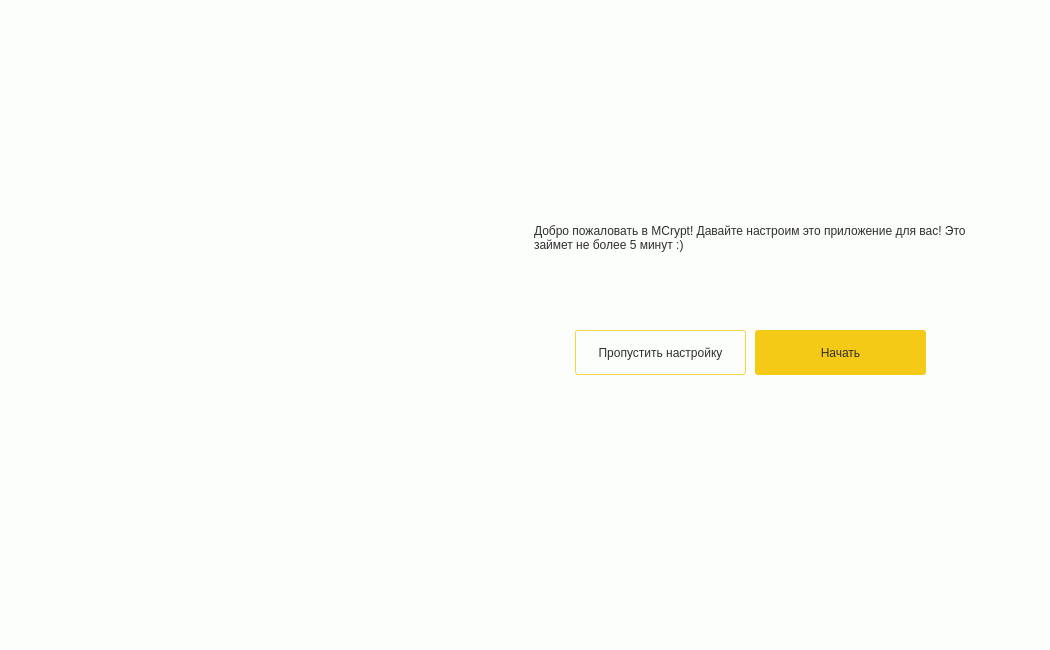
Before: the Qt Designer form src/views/templates/load_win.ui in Aiow-dev/MCryptApp, drawn with Qt 5.
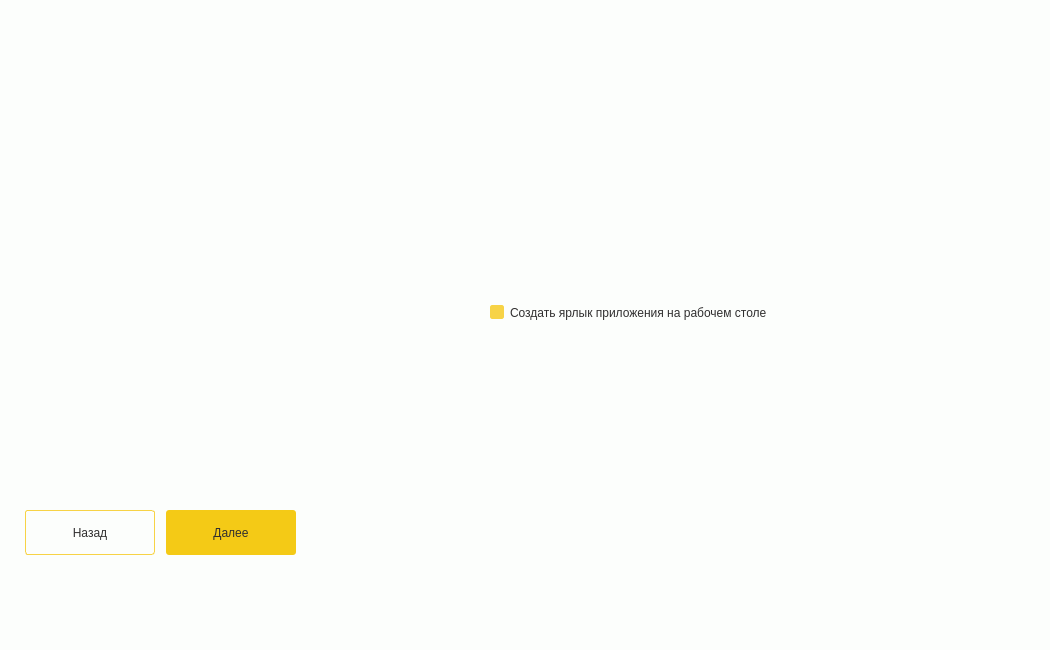
After: the same form once the commit is applied. The open tabs and pages were chosen to show the change.

Commit message: add create app link

```diff
--- a/src/views/templates/load_win.ui
+++ b/src/views/templates/load_win.ui
@@ -1402,6 +1402,136 @@
        </widget>
       </widget>
      </widget>
+     <widget class="QWidget" name="page_7">
+      <widget class="QPushButton" name="btn_next_link">
+       <property name="geometry">
+        <rect>
+         <x>166</x>
+         <y>510</y>
+         <width>130</width>
+         <height>45</height>
+        </rect>
+       </property>
+       <property name="minimumSize">
+        <size>
+         <width>130</width>
+         <height>45</height>
+        </size>
+       </property>
+       <property name="maximumSize">
+        <size>
+         <width>200</width>
+         <height>16777215</height>
+        </size>
+       </property>
+       <property name="styleSheet">
+        <string notr="true">QPushButton {
+	border-radius: 3px;
+	background-color: rgb(244, 202, 22);
+	color: rgb(48, 47, 47);
+}
+
+QPushButton:hover {
+	background-color: rgb(247, 211, 70);
+}</string>
+       </property>
+       <property name="text">
+        <string>Далее</string>
+       </property>
+      </widget>
+      <widget class="QLabel" name="link_lbl">
+       <property name="geometry">
+        <rect>
+         <x>-80</x>
+         <y>70</y>
+         <width>501</width>
+         <height>421</height>
+        </rect>
+       </property>
+       <property name="text">
+        <string/>
+       </property>
+       <property name="scaledContents">
+        <bool>false</bool>
+       </property>
+      </widget>
+      <widget class="QPushButton" name="btn_back_link">
+       <property name="geometry">
+        <rect>
+         <x>25</x>
+         <y>510</y>
+         <width>130</width>
+         <height>45</height>
+        </rect>
+       </property>
+       <property name="minimumSize">
+        <size>
+         <width>130</width>
+         <height>45</height>
+        </size>
+       </property>
+       <property name="maximumSize">
+        <size>
+         <width>200</width>
+         <height>16777215</height>
+        </size>
+       </property>
+       <property name="styleSheet">
+        <string notr="true">QPushButton {
+	border: 1px solid rgb(247, 211, 70);
+	border-radius: 3px;
+	background-color: rgb(252, 254, 252);
+	color: rgb(48, 47, 47);
+}
+
+QPushButton:hover {
+	background-color: rgb(247, 211, 70);
+}</string>
+       </property>
+       <property name="text">
+        <string>Назад</string>
+       </property>
+      </widget>
+      <widget class="QCheckBox" name="link_chk">
+       <property name="geometry">
+        <rect>
+         <x>490</x>
+         <y>290</y>
+         <width>501</width>
+         <height>45</height>
+        </rect>
+       </property>
+       <property name="minimumSize">
+        <size>
+         <width>0</width>
+         <height>45</height>
+        </size>
+       </property>
+       <property name="styleSheet">
+        <string notr="true">QCheckBox {
+	color: rgb(48, 47, 47);
+}
+
+QCheckBox::indicator:unchecked {
+	border: 1px solid rgb(247, 211, 70);
+	border-radius: 2px;
+	background-color: rgb(252, 254, 252);
+}
+
+QCheckBox::indicator:checked {
+	border: 1px solid rgb(247, 211, 70);
+	border-radius: 2px;
+	background-color: rgb(247, 211, 70);
+}</string>
+       </property>
+       <property name="text">
+        <string>Создать ярлык приложения на рабочем столе</string>
+       </property>
+       <property name="checked">
+        <bool>true</bool>
+       </property>
+      </widget>
+     </widget>
      <widget class="QWidget" name="page_3">
       <widget class="QLabel" name="rocket_lbl">
        <property name="geometry">
```
The commit also changes 8 other files.
